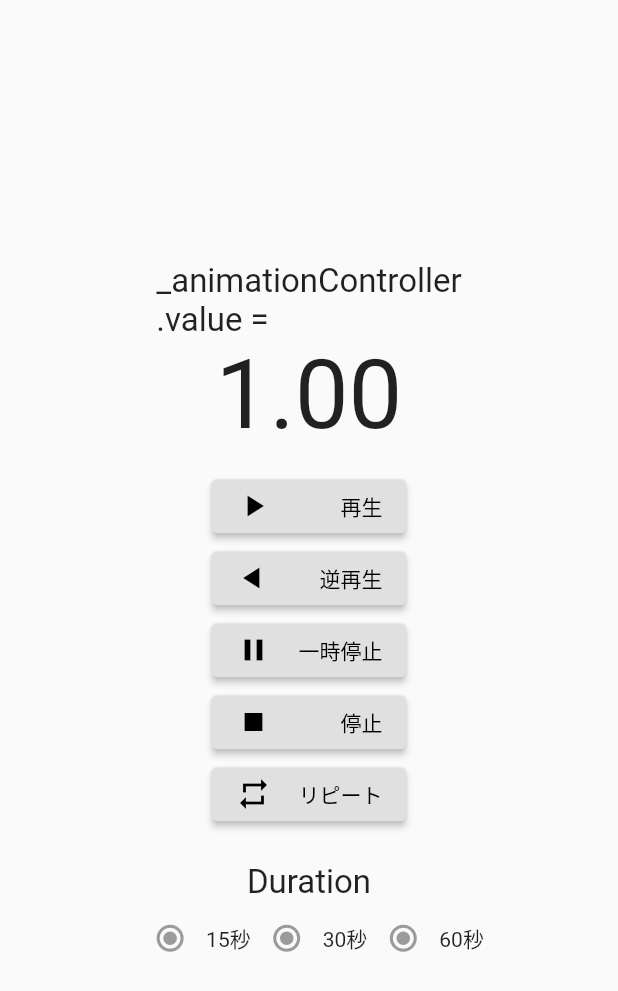
After one commit to yuyasat-sandbox/flutter-nyumon, a Flutter app: the AnimationControllerPage screen opened directly, on a phone screen of 412 x 824 dp. The commit adds this screen. Shown: the top 991 px of the screen. Run offline on Flutter 3.47's test engine with Material 2 defaults, Android fonts, the phone set to English and light mode, and no system bars; our stand-ins replace cached_network_image, google_fonts.

Commit message:
animation controller page 1

```diff
--- /dev/null
+++ b/lib/animation_controller_page.dart
@@ -0,0 +1,153 @@
+import 'package:flutter/material.dart';
+import 'dart:math' as math;
+
+class AnimationControllerPage extends StatelessWidget {
+  @override
+  Widget build(BuildContext context) {
+    return Scaffold(
+      body: Center(
+        child: Column(
+          mainAxisAlignment: MainAxisAlignment.center,
+          children: [
+            Text(
+              '_animationController\n.value =',
+              style: TextStyle(
+                fontSize: 22,
+              ),
+            ),
+            Text(
+              '1.00',
+              style: TextStyle(
+                fontSize: 64,
+              ),
+            ),
+            SizedBox(
+              height: 12,
+            ),
+            SizedBox(
+              width: 130,
+              child: ElevatedButton(
+                style: ElevatedButton.styleFrom(
+                  primary: Colors.grey[300],
+                  onPrimary: Colors.black,
+                ),
+                onPressed: () {},
+                child: Row(
+                  mainAxisAlignment: MainAxisAlignment.spaceBetween,
+                  children: [
+                    Icon(Icons.play_arrow),
+                    Text(
+                      '再生',
+                    ),
+                  ],
+                ),
+              ),
+            ),
+            SizedBox(
+              width: 130,
+              child: ElevatedButton(
+                style: ElevatedButton.styleFrom(
+                  primary: Colors.grey[300],
+                  onPrimary: Colors.black,
+                ),
+                onPressed: () {},
+                child: Row(
+                  mainAxisAlignment: MainAxisAlignment.spaceBetween,
+                  children: [
+                    Transform.rotate(
+                      angle: math.pi,
+                      child: Icon(Icons.play_arrow),
+                    ),
+                    Text(
+                      '逆再生',
+                    ),
+                  ],
+                ),
+              ),
+            ),
+            SizedBox(
+              width: 130,
+              child: ElevatedButton(
+                style: ElevatedButton.styleFrom(
+                  primary: Colors.grey[300],
+                  onPrimary: Colors.black,
+                ),
+                onPressed: () {},
+                child: Row(
+                  mainAxisAlignment: MainAxisAlignment.spaceBetween,
+                  children: [
+                    Transform.rotate(
+                      angle: math.pi,
+                      child: Icon(Icons.pause),
+                    ),
+                    Text(
+                      '一時停止',
+                    ),
+                  ],
+                ),
+              ),
+            ),
+            SizedBox(
+              width: 130,
+              child: ElevatedButton(
+                style: ElevatedButton.styleFrom(
+                  primary: Colors.grey[300],
+                  onPrimary: Colors.black,
+                ),
+                onPressed: () {},
+                child: Row(
+                  mainAxisAlignment: MainAxisAlignment.spaceBetween,
+                  children: [
+                    Icon(Icons.stop),
+                    Text(
+                      '停止',
+                    ),
+                  ],
+                ),
+              ),
+            ),
+            SizedBox(
+              width: 130,
+              child: ElevatedButton(
+                style: ElevatedButton.styleFrom(
+                  primary: Colors.grey[300],
+                  onPrimary: Colors.black,
+                ),
+                onPressed: () {},
+                child: Row(
+                  mainAxisAlignment: MainAxisAlignment.spaceBetween,
+                  children: [
+                    Icon(Icons.repeat),
+                    Text(
+                      'リピート',
+                    ),
+                  ],
+                ),
+              ),
+            ),
+            SizedBox(
+              height: 22,
+            ),
+            Text(
+              'Duration',
+              style: TextStyle(
+                fontSize: 22,
+              ),
+            ),
+            Row(
+              mainAxisAlignment: MainAxisAlignment.center,
+              children: <Widget>[
+                Radio(value: null, groupValue: null, onChanged: null),
+                const Text('15秒'),
+                Radio(value: null, groupValue: null, onChanged: null),
+                const Text('30秒'),
+                Radio(value: null, groupValue: null, onChanged: null),
+                const Text('60秒'),
+              ],
+            ),
+          ],
+        ),
+      ),
+    );
+  }
+}
--- a/lib/index_page.dart
+++ b/lib/index_page.dart
@@ -11,6 +11,7 @@ import 'hero_page.dart';
 import 'transition_page.dart';
 import 'open_container_page.dart';
 import 'shared_axis_transition_page.dart';
+import 'animation_controller_page.dart';
 
 class IndexPage extends StatelessWidget {
   const IndexPage({
@@ -138,6 +139,19 @@ class IndexPage extends StatelessWidget {
               child: const Text('SharedAxisTransition'),
             ),
           ),
+          Padding(
+            padding: const EdgeInsets.symmetric(horizontal: 40, vertical: 10),
+            child: ElevatedButton(
+              onPressed: () {
+                Navigator.of(context).push(
+                  MaterialPageRoute(builder: (context) {
+                    return AnimationControllerPage();
+                  }),
+                );
+              },
+              child: const Text('AnimationController'),
+            ),
+          ),
         ],
       ),
     );
```
